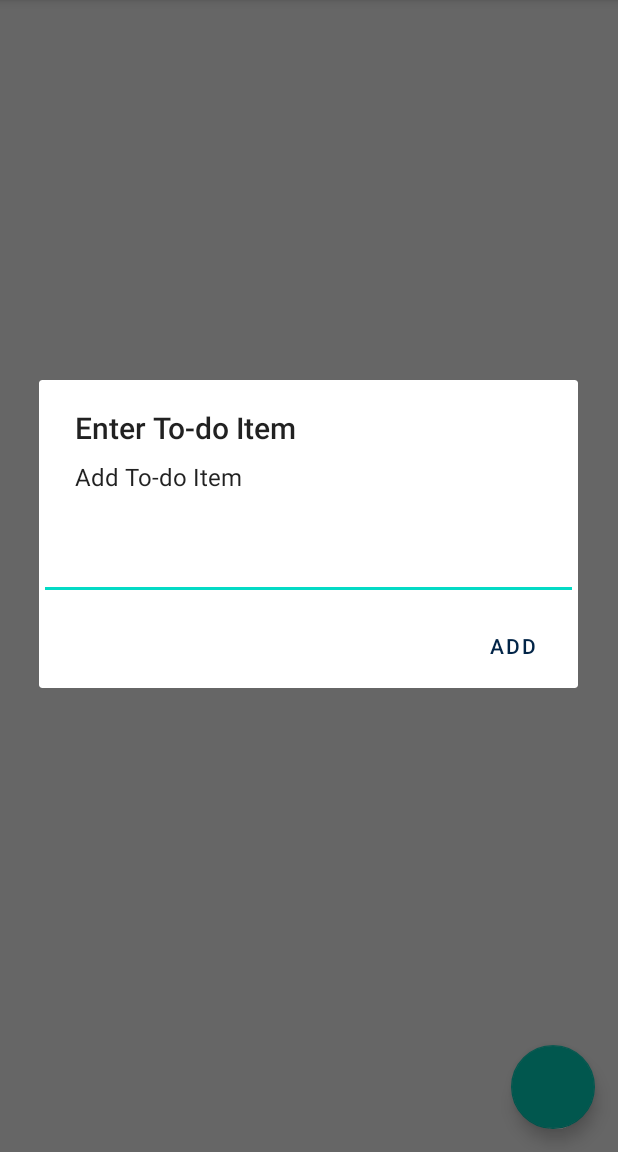
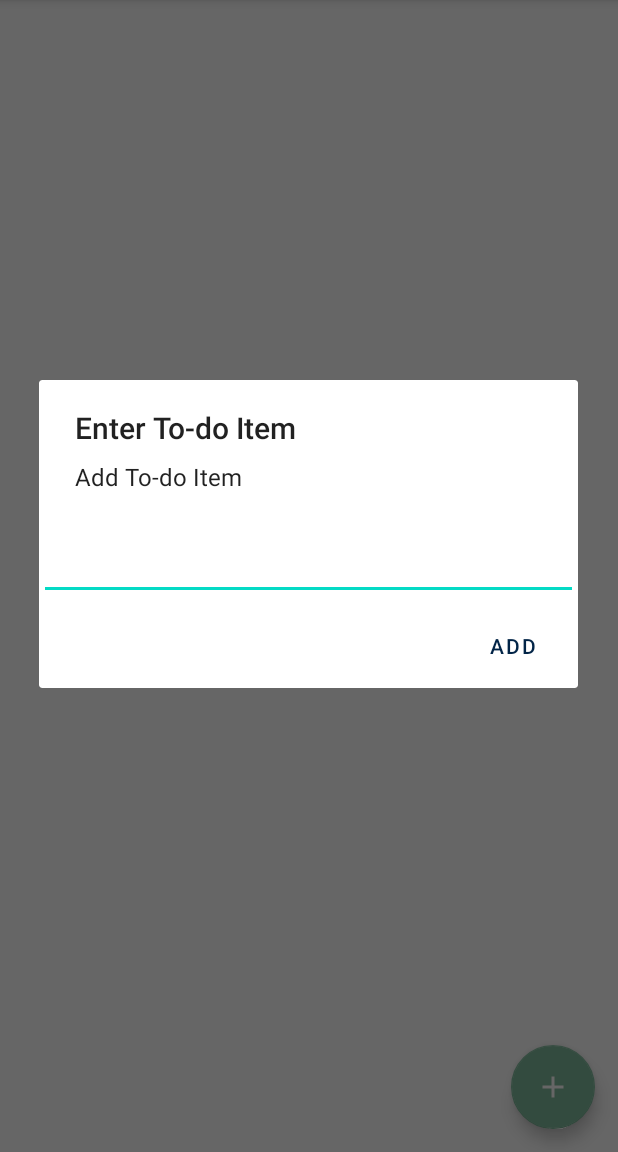
Before and after one commit to JoelK02/Water-reminder-android-application, an Android app: the TodoActivity screen opened directly, with no data from a screen before it, after a tap on an icon or button, on a phone screen of 412 x 824 dp, the part 84-1236 px from its top. Run offline under Robolectric (Android 15) with nearby library versions, the phone set to English and light mode, and no system bars; our stand-ins replace Firebase (no records; nobody signed in at launch, a user with empty details on screens opened directly); Roboto replaces fonts that are not available here.

Commit message:
GUI update

```diff
--- a/FirebaseAuthDemo/app/src/main/java/com/firebaseauthdemo/RegisterActivity.kt
+++ b/FirebaseAuthDemo/app/src/main/java/com/firebaseauthdemo/RegisterActivity.kt
@@ -157,14 +157,13 @@ class RegisterActivity : AppCompatActivity() {
         val date = SimpleDateFormat("DD").format(Calendar.getInstance().time).toInt()
         val username = et_register_username.text.toString().trim()
         val email = et_register_email.text.toString().trim()
-        val password = et_register_password.text.toString().trim()
+
 
 
         val currentUser = auth.currentUser
         val currentUserDV= reference.child(currentUser?.uid!!)
         currentUserDV.child("Username").setValue(username)
         currentUserDV.child("Email").setValue(email)
-        currentUserDV.child("Password").setValue(password)
         currentUserDV.child("Skin").setValue("0")
         currentUserDV.child("Coins").setValue(0)
         currentUserDV.child("PastDate").setValue(date)
--- a/FirebaseAuthDemo/app/src/main/res/layout/todo.xml
+++ b/FirebaseAuthDemo/app/src/main/res/layout/todo.xml
@@ -34,7 +34,10 @@
         android:layout_gravity="bottom|end"
         android:layout_margin="15dp"
         android:elevation="6dp"
-        app:pressedTranslationZ="12dp" />
+        app:pressedTranslationZ="12dp"
+        android:src="@drawable/ic_baseline_add_24"
+        app:backgroundTint="@color/Stem"
+        app:tint="@color/white" />
 
 
 </androidx.coordinatorlayout.widget.CoordinatorLayout>
```
Also changed, not shown: FirebaseAuthDemo/app/src/main/res/layout/activity_home_page.xml (+3 -4 lines).
